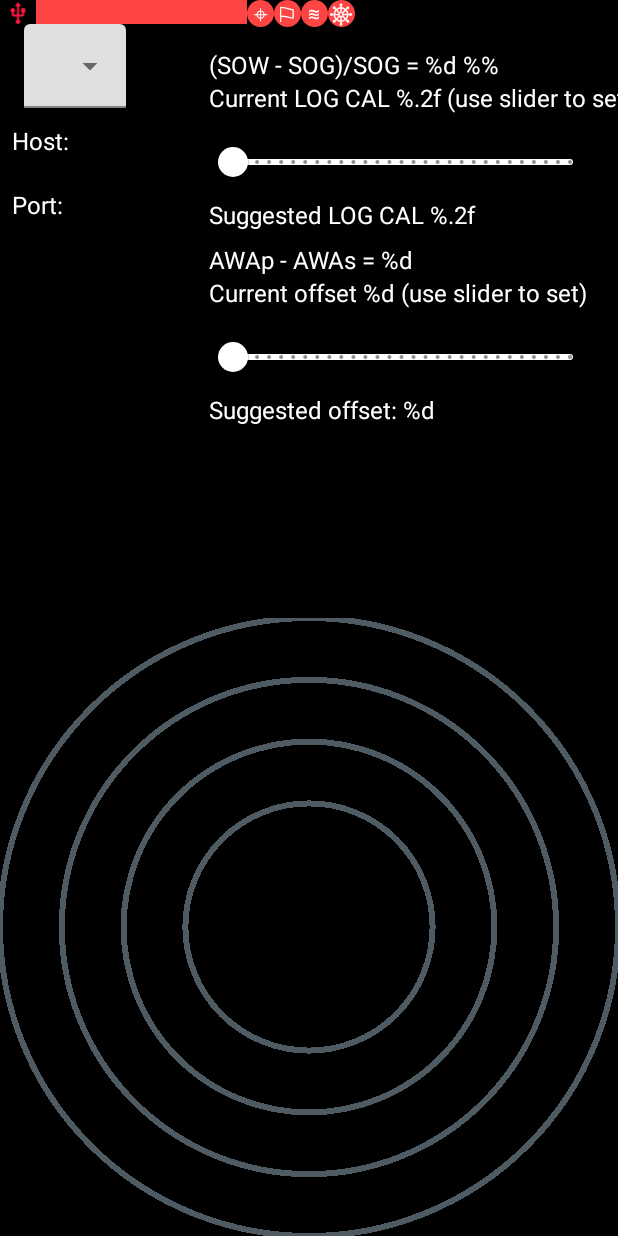
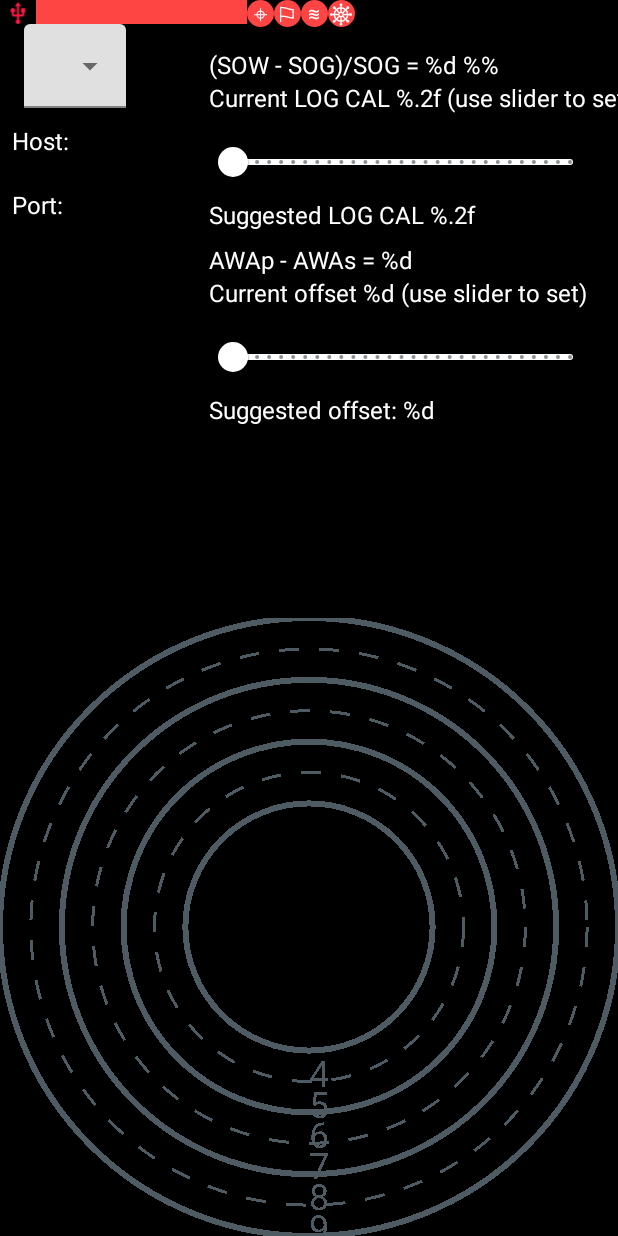
Before and after one commit to sergei/ottopi, an Android app: the BoatSetupFragment screen opened through its navigation route, on a phone screen of 412 x 824 dp. Run offline under Robolectric (Android 15) with nearby library versions, the light colour scheme and no system bars; our stand-ins replace Dagger/Hilt's generated code, Timber, navigation-ui; 30 statements that could not run were skipped.

Commit message:
Added labels to the polar diagram chart

```diff
--- a/android/ottopi/app/src/main/java/com/santacruzinstruments/ottopi/ui/polar/PolarDrawableView.java
+++ b/android/ottopi/app/src/main/java/com/santacruzinstruments/ottopi/ui/polar/PolarDrawableView.java
@@ -11,7 +11,9 @@ import android.graphics.Path;
 import android.graphics.Point;
 import android.graphics.PointF;
 import android.graphics.RectF;
+import android.graphics.Typeface;
 import android.util.AttributeSet;
+import android.util.TypedValue;
 import android.view.View;
 
 import androidx.annotation.NonNull;
@@ -24,12 +26,15 @@ import com.santacruzinstruments.ottopi.navengine.geo.Speed;
 import com.santacruzinstruments.ottopi.navengine.polars.PolarTable;
 
 import java.util.LinkedList;
+import java.util.Locale;
 
 public class PolarDrawableView extends View {
 
     private final float historyEntryRadius;
     private final float currentPointRadius;
     private final float markWidth;
+    private final int axisColor;
+    private final int axisTargetColor;
 
     private static class HistoryEntry {
         final double speed;
@@ -49,7 +54,10 @@ public class PolarDrawableView extends View {
     private int viewWidth;
     private float x0=0, y0=0;
 
-    private final Paint axisPaint = new Paint(0);
+    private final Paint axisMajorPaint = new Paint(0);
+    private final Paint axisMinorPaint = new Paint(0);
+    private final Paint axisMajorLabelPaint = new Paint(0);
+    private final Paint axisLabelPaint = new Paint(0);
     private final Paint polarCurvePaint = new Paint(0);
     private final Paint targetAnglePaint = new Paint(0);
     private final Paint vmgPaint = new Paint(0);
@@ -82,6 +90,8 @@ public class PolarDrawableView extends View {
 
     private double maxSpeed = 10;
     private float pixInKtsScale = 1;
+    private float targetUpwindSpeed = 0;
+    private float targetDownwindSpeed = 0;
 
     private ZoomLevel zoomLevel = ZoomLevel.FULL;
 
@@ -97,9 +107,29 @@ public class PolarDrawableView extends View {
 
         final DashPathEffect dashPathEffect = new DashPathEffect(new float[]{20, 20}, 0);
 
-        axisPaint.setStyle(Paint.Style.STROKE);
-        axisPaint.setColor(a.getColor(R.styleable.PolarDrawableView_axis_color, Color.GRAY));
-        axisPaint.setStrokeWidth(a.getFloat(R.styleable.PolarDrawableView_axis_width, 6.f));
+        axisColor = a.getColor(R.styleable.PolarDrawableView_axis_color, Color.GRAY);
+        axisTargetColor = a.getColor(R.styleable.PolarDrawableView_axis_target_color, Color.WHITE);
+
+        axisMajorPaint.setStyle(Paint.Style.STROKE);
+        axisMajorPaint.setColor(axisColor);
+        axisMajorPaint.setStrokeWidth(a.getFloat(R.styleable.PolarDrawableView_axis_width, 6.f));
+
+        axisMinorPaint.setStyle(Paint.Style.STROKE);
+        axisMinorPaint.setColor(axisColor);
+        axisMinorPaint.setStrokeWidth(a.getFloat(R.styleable.PolarDrawableView_axis_minor_width, 3.f));
+        axisMinorPaint.setStrokeJoin(Paint.Join.BEVEL);
+        axisMinorPaint.setPathEffect(dashPathEffect);
+
+        axisLabelPaint.setStyle(Paint.Style.FILL_AND_STROKE);
+        axisLabelPaint.setColor(a.getColor(R.styleable.PolarDrawableView_axis_color, Color.GRAY));
+        axisLabelPaint.setTypeface(Typeface.DEFAULT);
+        axisLabelPaint.setTextSize(TypedValue.applyDimension(TypedValue.COMPLEX_UNIT_SP, 24, getResources().getDisplayMetrics()));
+
+        axisMajorLabelPaint.setStyle(Paint.Style.FILL_AND_STROKE);
+        axisMajorLabelPaint.setColor(axisTargetColor);
+        axisMajorLabelPaint.setTypeface(Typeface.DEFAULT);
+        axisMajorLabelPaint.setTextSize(TypedValue.applyDimension(TypedValue.COMPLEX_UNIT_SP, 32, getResources().getDisplayMetrics()));
+
 
         polarCurvePaint.setColor(a.getColor(R.styleable.PolarDrawableView_polar_curve_color, Color.GRAY));
         polarCurvePaint.setStrokeWidth(a.getFloat(R.styleable.PolarDrawableView_polar_curve_width, 6.f));
@@ -185,44 +215,80 @@ public class PolarDrawableView extends View {
         // Port tack shown with positive X
 
         float extraScale = 1.f;
+        Paint.Align align = Paint.Align.LEFT;
+
+        int targetSpeed = 0;
+        int textScaleSign = -1;
 
         switch (zoomLevel){
             case UPWIND_PORT:
                 x0 = 0;
                 y0 = viewHeight;
+                targetSpeed = Math.round(targetUpwindSpeed);
                 break;
             case UPWIND_STARBOARD:
                 x0 = viewWidth;
+                align = Paint.Align.RIGHT;
                 y0 = viewHeight;
+                targetSpeed = Math.round(targetUpwindSpeed);
                 break;
             case DOWNWIND_PORT:
                 x0 = 0;
                 y0 = 0;
+                targetSpeed = Math.round(targetDownwindSpeed);
+                textScaleSign = 1;
                 break;
             case DOWNWIND_STARBOARD:
                 x0 = viewWidth;
+                align = Paint.Align.RIGHT;
                 y0 = 0;
+                targetSpeed = Math.round(targetDownwindSpeed);
+                textScaleSign = 1;
                 break;
             case REACH_PORT:
                 x0 = 0;
                 y0 = viewHeight / 2.f;
+                targetSpeed = Math.round(targetDownwindSpeed);
+                textScaleSign = 1;
                 break;
             case REACH_STARBOARD:
                 x0 = viewWidth;
+                align = Paint.Align.RIGHT;
                 y0 = viewHeight / 2.f;
+                targetSpeed = Math.round(targetDownwindSpeed);
+                textScaleSign = 1;
                 break;
             default:
                 x0 = viewWidth / 2.f;
                 y0 = viewHeight / 2.f;
+                targetSpeed = Math.round(targetDownwindSpeed);
+                textScaleSign = 1;
                 extraScale = 0.5f;
                 break;
         }
 
         pixInKtsScale = (float) ( viewHeight / maxSpeed * extraScale );
 
-        float speedScaleStep = 2;
-        for (float speed = (float) maxSpeed; speed > 3; speed -= speedScaleStep)
-            canvas.drawCircle(x0, y0, pixInKtsScale *  speed, axisPaint);
+        int speedScaleStep = 1;
+        axisLabelPaint.setTextAlign(align);
+        axisMajorLabelPaint.setTextAlign(align);
+
+        final float textX = x0;
+
+        for (int speed = (int) maxSpeed; speed > 3; speed -= speedScaleStep) {
+            final boolean isTargetSpeed = speed == targetSpeed;
+            final boolean isMinorAxis = (speed % 2) != 0;
+
+            int color = isTargetSpeed ? axisTargetColor : axisColor;
+            Paint axisPaint = isMinorAxis ? axisMinorPaint : axisMajorPaint;
+            axisPaint.setColor(color);
+            canvas.drawCircle(x0, y0, pixInKtsScale * speed, axisPaint);
+            String text = String.format(Locale.getDefault(),"%d", speed);
+
+            Paint textPaint = isTargetSpeed ?  axisMajorLabelPaint : axisLabelPaint;
+            float textY = y0 + textScaleSign *  (pixInKtsScale * speed ) + textPaint.getTextSize();
+            canvas.drawText (text, textX, textY,  textPaint);
+        }
 
         plotPoints(canvas, polarCurvePts, polarCurvePaint);
 
@@ -382,8 +448,10 @@ public class PolarDrawableView extends View {
 
         Targets upwWindTargets = polarTable.getTargets(tws, PolarTable.PointOfSail.UPWIND);
         maxSpeed = Math.max(upwWindTargets.bsp.getKnots(), maxSpeed);
+        targetUpwindSpeed = (float) upwWindTargets.bsp.getKnots();
         Targets downWindTargets = polarTable.getTargets(tws, PolarTable.PointOfSail.DOWNWIND);
         maxSpeed = Math.max(downWindTargets.bsp.getKnots(), maxSpeed);
+        targetDownwindSpeed = (float) downWindTargets.bsp.getKnots();
         // Quantize max speed
         maxSpeed = Math.round(maxSpeed + 0.5);
 
--- a/android/ottopi/app/src/main/res/values/attrs.xml
+++ b/android/ottopi/app/src/main/res/values/attrs.xml
@@ -6,7 +6,9 @@
 
     <declare-styleable name="PolarDrawableView">
         <attr name="axis_width" format="float"/>
+        <attr name="axis_minor_width" format="float"/>
         <attr name="axis_color" format="color" />
+        <attr name="axis_target_color" format="color" />
         <attr name="polar_curve_width" format="float"/>
         <attr name="polar_curve_color" format="color" />
         <attr name="target_angle_width" format="float"/>
```
Also changed, not shown: 2 other files.
